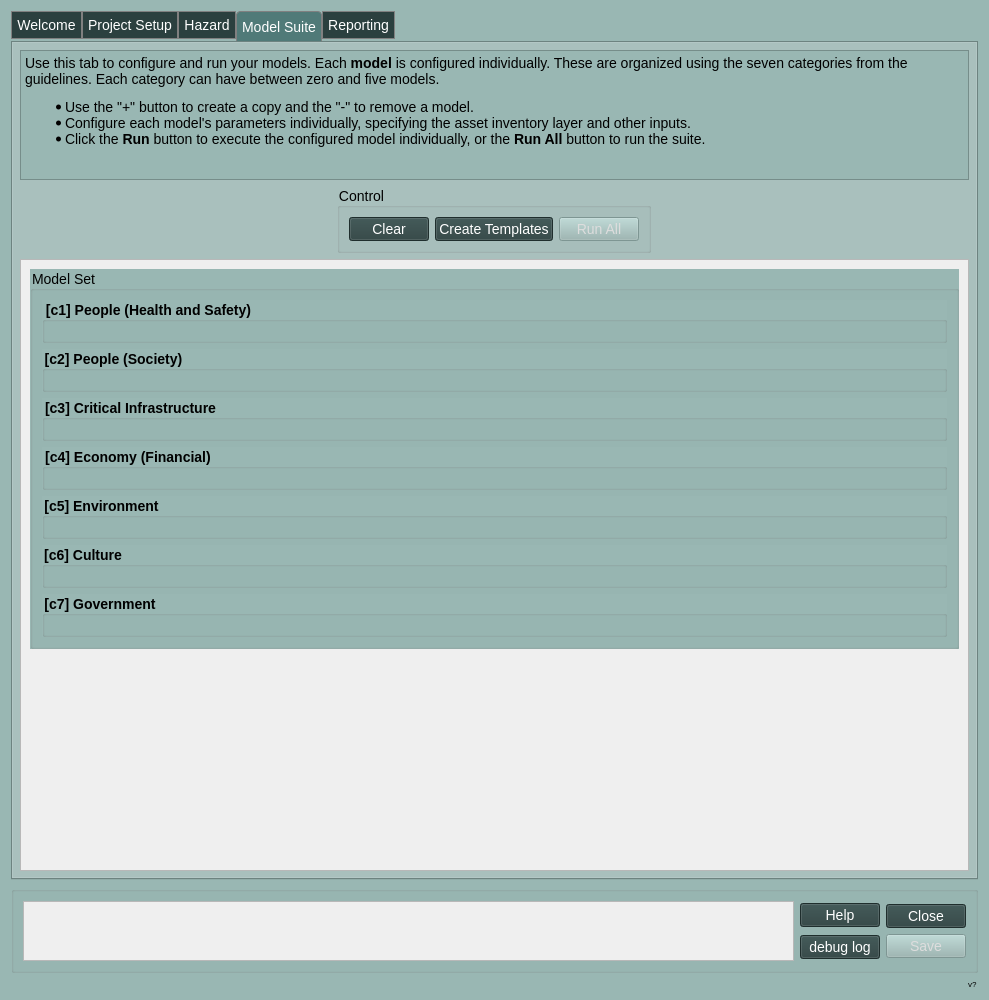
First picture: the form in canflood2/canflood2_dialog_main.ui, repository cefect/CanFlood2, before the edit.
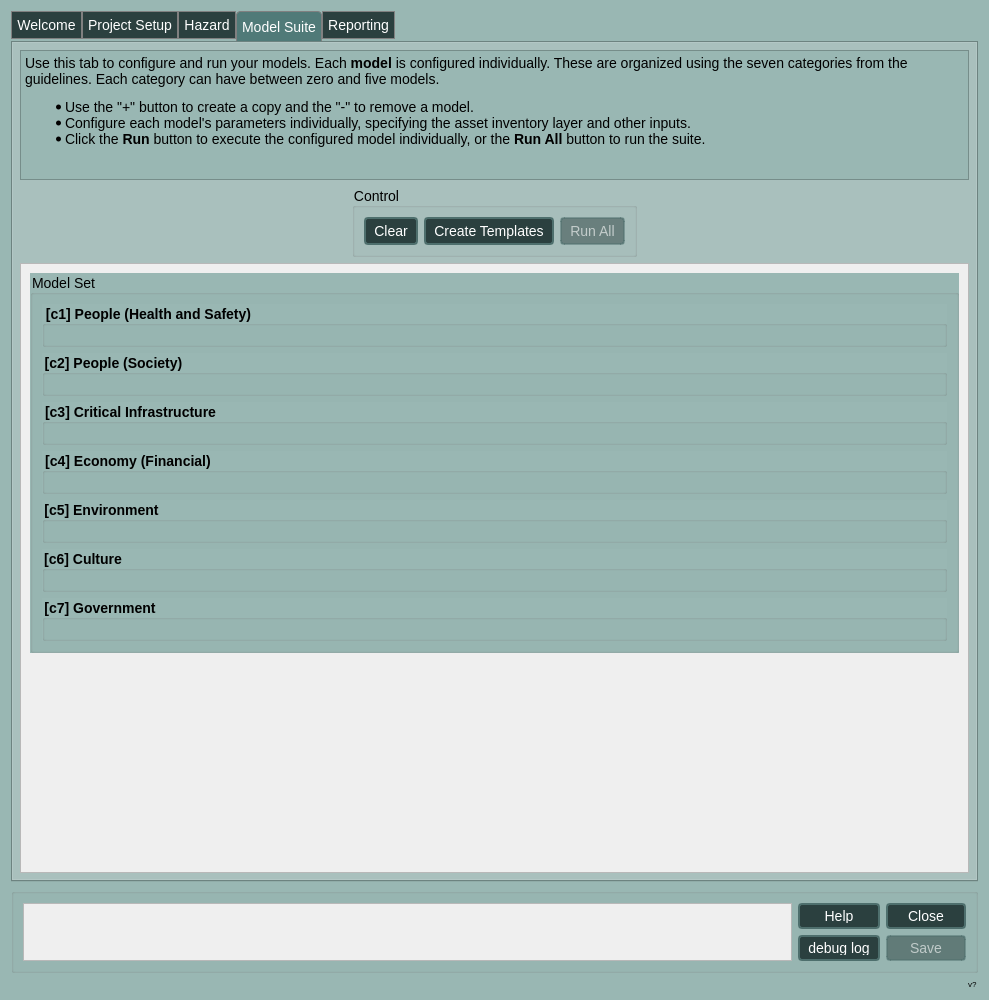
Second picture: the form after the edit. The open tabs and pages were chosen to show the change. Icons and pictures are not drawn. Custom widgets are drawn as their Qt base class.

Patch:
```diff
--- a/canflood2/canflood2_dialog_main.ui
+++ b/canflood2/canflood2_dialog_main.ui
@@ -34,13 +34,19 @@
 }
 
 QPushButton {
-  background-color: #2B403F;
-  color: white;
+    background-color: #2B403F;          /* deep green-teal */
+    color: white;
+
+    /* “Pop-out” frame */
+    border: 2px solid #4E6F6D;          /* a shade lighter than the fill */
+    border-radius: 4px;                 /* gentle rounding */
+    padding: 4px 8px;                   /* keeps text from kissing the frame */
 }
 
-QPushButton:disabled { 
-    background-color: #99B7B3; /* Example: Gray background for disabled state */
-	color:#DDDDDD
+QPushButton:disabled {
+    background-color: rgba(43, 64, 63, 0.50);   /* same hue, 50 % opacity  */
+    color: rgba(255, 255, 255, 0.60);           /* soft-faded text          */
+    border: 2px solid rgba(78, 111, 109, 0.50); /* outline still visible    */
 }
 
  
@@ -1058,8 +1064,8 @@
            <rect>
             <x>0</x>
             <y>0</y>
-            <width>275</width>
-            <height>356</height>
+            <width>941</width>
+            <height>614</height>
            </rect>
           </property>
           <property name="styleSheet">
@@ -1647,7 +1653,7 @@
             <rect>
              <x>0</x>
              <y>0</y>
-             <width>769</width>
+             <width>758</width>
              <height>58</height>
             </rect>
            </property>
@@ -1743,6 +1749,12 @@
               <verstretch>0</verstretch>
              </sizepolicy>
             </property>
+            <property name="minimumSize">
+             <size>
+              <width>80</width>
+              <height>0</height>
+             </size>
+            </property>
             <property name="text">
              <string>Close</string>
             </property>
@@ -1753,6 +1765,18 @@
             <property name="enabled">
              <bool>false</bool>
             </property>
+            <property name="sizePolicy">
+             <sizepolicy hsizetype="Fixed" vsizetype="Fixed">
+              <horstretch>0</horstretch>
+              <verstretch>0</verstretch>
+             </sizepolicy>
+            </property>
+            <property name="minimumSize">
+             <size>
+              <width>80</width>
+              <height>0</height>
+             </size>
+            </property>
             <property name="text">
              <string>Save</string>
             </property>
```
